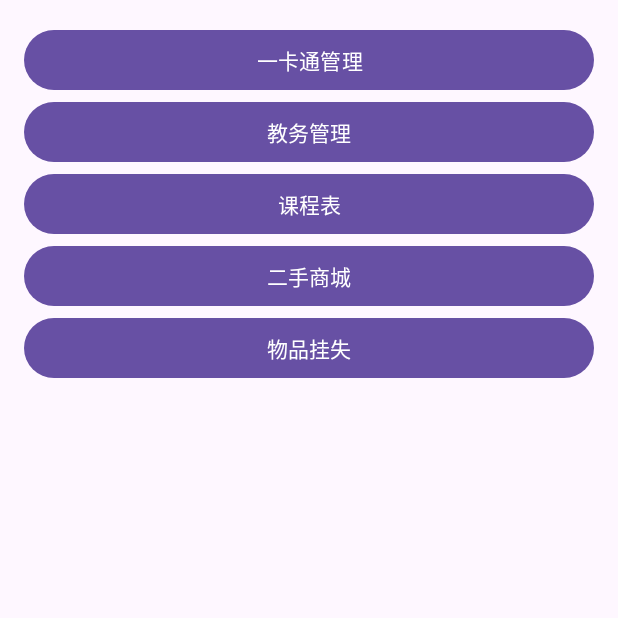
After one commit to Skywalker75-hash/Client-side-android-studio, an Android app: the MenuActivity screen opened directly, with no data from a screen before it, on a phone screen of 412 x 824 dp, the top half of it. The commit adds this screen. Run offline under Robolectric (Android 15) with nearby library versions, the phone set to English and light mode, and no system bars.

Commit message:
2024/2/16

```diff
--- /dev/null
+++ b/app/src/main/java/com/example/myapplication8/MenuActivity.java
@@ -0,0 +1,36 @@
+package com.example.myapplication8;
+
+import android.content.Intent;
+import android.os.Bundle;
+import android.view.View;
+import android.widget.Button;
+
+import androidx.appcompat.app.AppCompatActivity;
+
+public class MenuActivity extends AppCompatActivity {
+
+    @Override
+    protected void onCreate(Bundle savedInstanceState) {
+        super.onCreate(savedInstanceState);
+        setContentView(R.layout.activity_menu);
+
+        Button cardButton = findViewById(R.id.buttonCampusCard);//一卡通管理按钮
+        // 获取从MainActivity传递过来的用户名
+        String username = getIntent().getStringExtra("username");
+        cardButton.setOnClickListener(new View.OnClickListener() {
+            @Override
+            public void onClick(View v) {
+
+                // 创建跳转到CardManageActivity的Intent
+                Intent intent = new Intent(v.getContext(), CardManageActivity.class);
+                // 将用户名作为额外数据传递
+                intent.putExtra("username", username);
+                // 启动CardManageActivity
+                startActivity(intent);
+
+            }
+        });
+
+
+    }
+}
--- a/app/src/main/java/com/example/myapplication8/RegisterActivity.java
+++ b/app/src/main/java/com/example/myapplication8/RegisterActivity.java
@@ -119,7 +119,7 @@ public class RegisterActivity extends AppCompatActivity {
                     runOnUiThread(() -> {
                         //Toast.makeText(getApplicationContext(), message, Toast.LENGTH_SHORT).show();
                         if (success) {
-                            Toast.makeText(getApplicationContext(), "注册成功", Toast.LENGTH_SHORT).show();
+                            Toast.makeText(getApplicationContext(), message, Toast.LENGTH_SHORT).show();
                             // 注册成功，跳转到登录页面
                             Intent intent = new Intent(RegisterActivity.this, MainActivity.class);
                             startActivity(intent);
@@ -127,7 +127,7 @@ public class RegisterActivity extends AppCompatActivity {
 
                         } else {
                             // 注册失败的处理
-                            Toast.makeText(RegisterActivity.this, "注册失败" , Toast.LENGTH_SHORT).show();
+                            Toast.makeText(RegisterActivity.this, message , Toast.LENGTH_SHORT).show();
                         }
                     });
                 } catch (JSONException e) {
--- /dev/null
+++ b/app/src/main/res/layout/activity_menu.xml
@@ -0,0 +1,44 @@
+<?xml version="1.0" encoding="utf-8"?>
+<LinearLayout xmlns:android="http://schemas.android.com/apk/res/android"
+    xmlns:tools="http://schemas.android.com/tools"
+    android:layout_width="match_parent"
+    android:layout_height="match_parent"
+    android:orientation="vertical"
+    android:padding="16dp"
+    tools:context=".MenuActivity">
+
+    <Button
+        android:id="@+id/buttonCampusCard"
+        android:layout_width="match_parent"
+        android:layout_height="wrap_content"
+        android:text="一卡通管理"
+       />
+
+    <Button
+        android:id="@+id/buttonAcademicManagement"
+        android:layout_width="match_parent"
+        android:layout_height="wrap_content"
+        android:text="教务管理"
+        />
+
+    <Button
+        android:id="@+id/buttonClassSchedule"
+        android:layout_width="match_parent"
+        android:layout_height="wrap_content"
+        android:text="课程表"
+       />
+
+    <Button
+        android:id="@+id/buttonSecondHandMarket"
+        android:layout_width="match_parent"
+        android:layout_height="wrap_content"
+        android:text="二手商城"
+       />
+
+    <Button
+        android:id="@+id/buttonLostAndFound"
+        android:layout_width="match_parent"
+        android:layout_height="wrap_content"
+        android:text="物品挂失"
+        />
+</LinearLayout>
--- a/app/src/main/res/values/strings.xml
+++ b/app/src/main/res/values/strings.xml
@@ -1,5 +1,5 @@
 <resources>
-    <string name="app_name">校园综合服务系统</string>
+    <string name="app_name">服务系统</string>
     <string name="username_hint">用户名</string>
     <string name="password_hint">密码</string>
     <string name="newpassword_hint">新密码</string>
```
Also changed, not shown: app/src/main/AndroidManifest.xml (+11 -4 lines), app/src/main/java/com/example/myapplication8/CardManageActivity.java (added, +122 -0 lines), app/src/main/java/com/example/myapplication8/MainActivity.java (+16 -3 lines), app/src/main/java/com/example/myapplication8/RecoverPasswordActivity.java (+3 -4 lines), app/src/main/res/layout/activity_card_manage.xml (added, +35 -0 lines).
